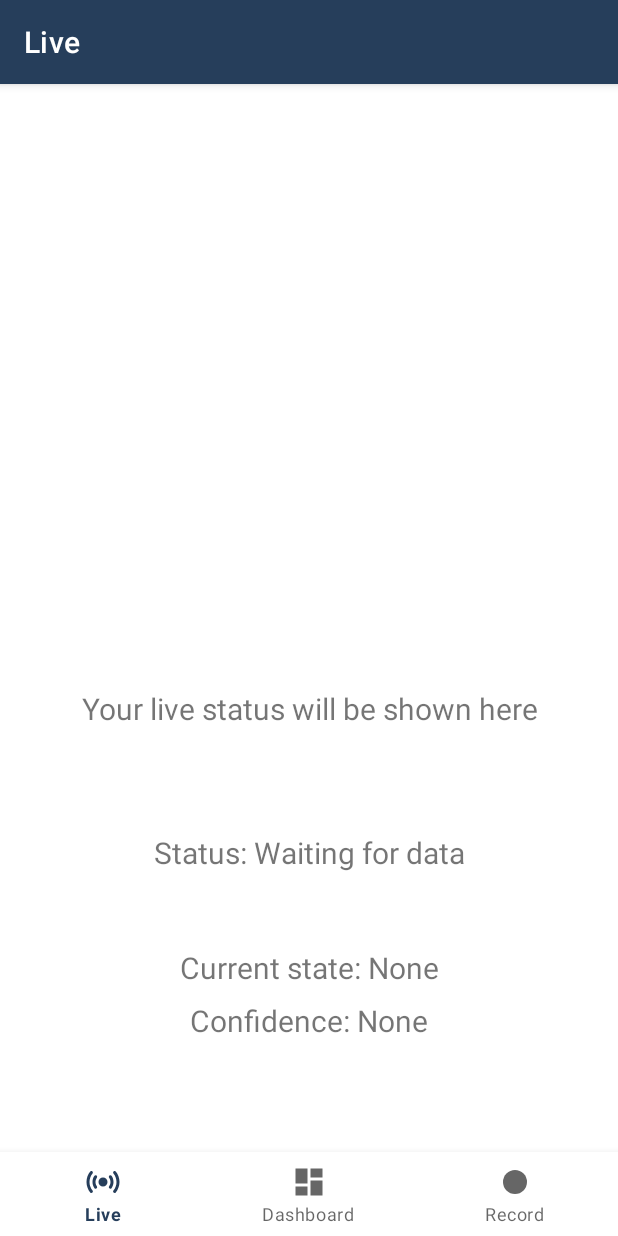
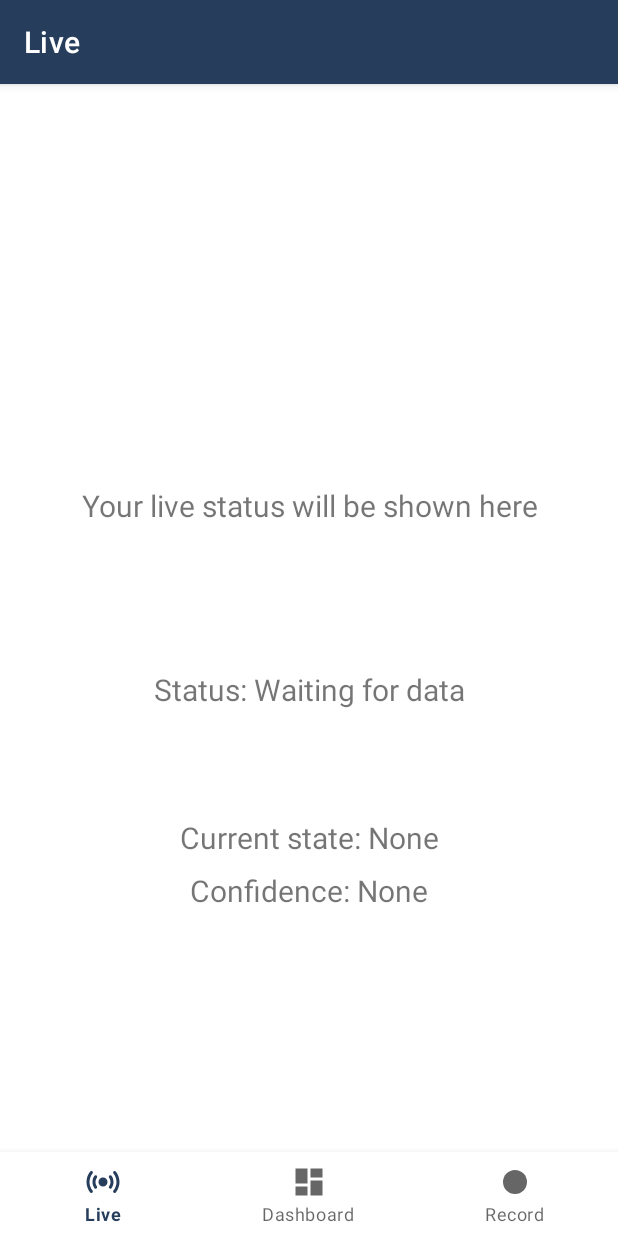
Before and after one commit to adrianstop/EmTrack, an Android app: the screen it shows after launch (MainActivity), on a phone screen of 412 x 824 dp. Run offline under Robolectric (Android 15) with nearby library versions, the phone set to English and light mode, and no system bars; our stand-ins replace navigation-ui; libraries missing offline, so code that uses them is left out: org.tensorflow.lite; network calls fail.

Commit message:
final commit before demo

```diff
--- a/EmTrack_app/app/src/main/java/com/example/emtrack/MainActivity.kt
+++ b/EmTrack_app/app/src/main/java/com/example/emtrack/MainActivity.kt
@@ -161,7 +161,7 @@ class MainActivity : AppCompatActivity() {
                     val currentFragment = getCurrentFragment()
                     Log.d(TAG, "Current fragment is: $currentFragment")
                     if (currentFragment is LiveFragment) {
-                        currentFragment.updateUIElements(classes[maxIndex - 1], maxScore, resources.getString(R.string.status_online))
+                        currentFragment.updateUIElements(classes[maxIndex], maxScore, resources.getString(R.string.status_online))
                     }
                 }
                 lastTimeStamp = currTimeStamp
--- a/EmTrack_app/app/src/main/res/layout/fragment_live.xml
+++ b/EmTrack_app/app/src/main/res/layout/fragment_live.xml
@@ -19,7 +19,8 @@
         app:layout_constraintBottom_toBottomOf="parent"
         app:layout_constraintEnd_toEndOf="parent"
         app:layout_constraintStart_toStartOf="parent"
-        app:layout_constraintTop_toTopOf="parent" />
+        app:layout_constraintTop_toTopOf="parent"
+        app:layout_constraintVertical_bias="0.3"/>
 
     <TextView
         android:id="@+id/text_live_status"
```
Also changed, not shown: EmTrack_app/app/src/main/assets/data_empty.json (+6 -6 lines), EmTrack_app/app/src/main/java/com/example/emtrack/TMDModelHelper.kt (+5 -3 lines), EmTrack_app/app/src/main/java/com/example/emtrack/ui/dashboard/DashboardFragment.kt (+5 -2 lines), 1 other file.
